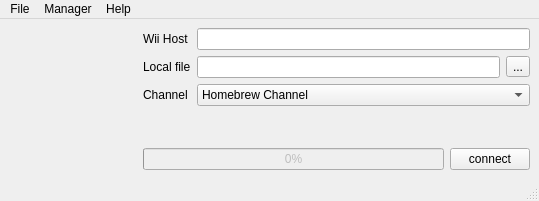
Above: c++/forms/mainform.ui from dev-0x7C6/qwiiload before the change. Below: the same form after it.
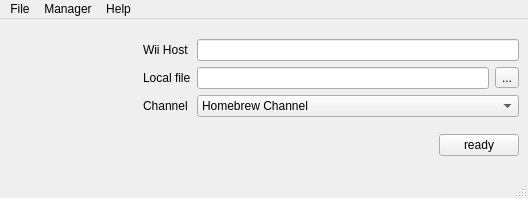
That is the form after the change. Icons and pictures are not drawn.

```diff
--- a/c++/forms/mainform.ui
+++ b/c++/forms/mainform.ui
@@ -5,8 +5,8 @@
    <rect>
     <x>0</x>
     <y>0</y>
-    <width>539</width>
-    <height>201</height>
+    <width>528</width>
+    <height>198</height>
    </rect>
   </property>
   <property name="windowTitle" >
@@ -108,33 +108,10 @@
         </item>
        </widget>
       </item>
-      <item row="3" column="1" >
-       <spacer>
-        <property name="orientation" >
-         <enum>Qt::Vertical</enum>
-        </property>
-        <property name="sizeHint" >
-         <size>
-          <width>20</width>
-          <height>40</height>
-         </size>
-        </property>
-       </spacer>
-      </item>
      </layout>
     </item>
     <item row="1" column="1" >
      <layout class="QGridLayout" >
-      <item row="0" column="0" >
-       <widget class="QProgressBar" name="progressBar" >
-        <property name="enabled" >
-         <bool>false</bool>
-        </property>
-        <property name="value" >
-         <number>0</number>
-        </property>
-       </widget>
-      </item>
       <item row="0" column="1" >
        <widget class="QPushButton" name="readyBtn" >
         <property name="sizePolicy" >
@@ -147,10 +124,26 @@
          <string>Connect and send file</string>
         </property>
         <property name="text" >
-         <string>connect</string>
+         <string>ready</string>
+        </property>
+        <property name="icon" >
+         <iconset resource="../resource.qrc" >:/actions/icons/actions/button_ok.png</iconset>
         </property>
        </widget>
       </item>
+      <item row="0" column="0" >
+       <spacer>
+        <property name="orientation" >
+         <enum>Qt::Horizontal</enum>
+        </property>
+        <property name="sizeHint" >
+         <size>
+          <width>40</width>
+          <height>20</height>
+         </size>
+        </property>
+       </spacer>
+      </item>
      </layout>
     </item>
    </layout>
@@ -160,7 +153,7 @@
     <rect>
      <x>0</x>
      <y>0</y>
-     <width>539</width>
+     <width>528</width>
      <height>26</height>
     </rect>
    </property>
```
